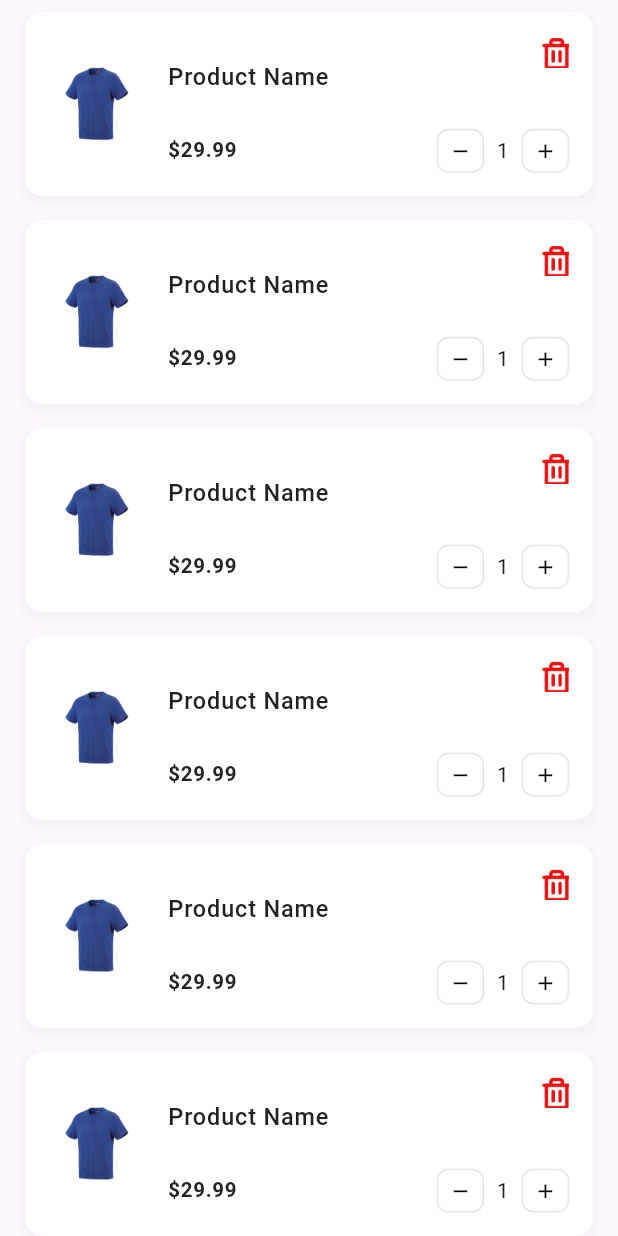
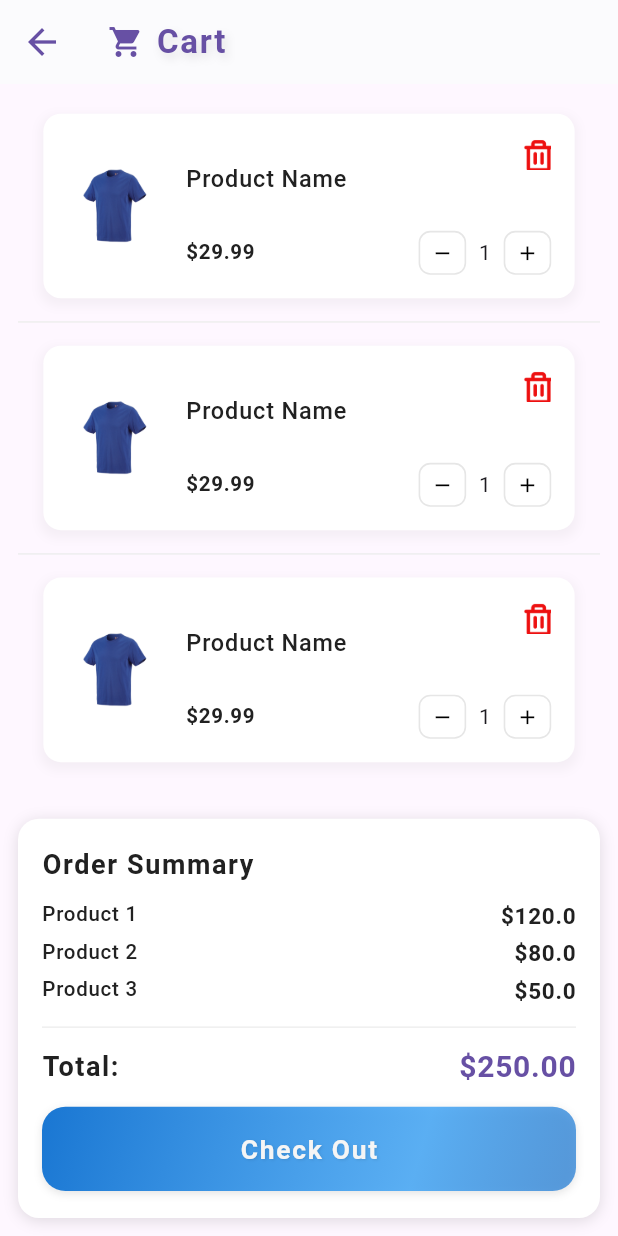
Before and after one commit to mohammadhamza16/e-commerce-cubit, a Flutter app: the CartView screen opened by its route, on a phone screen of 412 x 824 dp. Run offline on Flutter 3.47's test engine with Material 3 defaults, Android fonts, the phone set to English and light mode, and no system bars; our stand-ins replace bloc, cached_network_image, dartz, dio, equatable, flutter_bloc and 4 more; missing offline and left inert: animated_snack_bar; accounts and stored records are empty; network calls fail; Roboto replaces fonts that are missing (Cairo).

Commit message:
add order sammary section (UI)

```diff
--- a/lib/features/cart/views/cart_view.dart
+++ b/lib/features/cart/views/cart_view.dart
@@ -1,4 +1,6 @@
 import 'package:e_commerce_app/features/cart/widgets/cart_item.dart';
+import 'package:e_commerce_app/core/styles/app_style.dart';
+import 'package:e_commerce_app/core/widgets/custom_button.dart';
 import 'package:flutter/material.dart';
 
 class CartView extends StatelessWidget {
@@ -6,13 +8,140 @@ class CartView extends StatelessWidget {
 
   @override
   Widget build(BuildContext context) {
+    final List<Map<String, dynamic>> cartProducts = [
+      {'name': 'Product 1', 'price': 120.0},
+      {'name': 'Product 2', 'price': 80.0},
+      {'name': 'Product 3', 'price': 50.0},
+    ];
+    final double totalPrice = cartProducts.fold(
+      0,
+      (sum, item) => sum + (item['price'] as double),
+    );
     return SafeArea(
       child: Scaffold(
-        body: ListView.builder(
-          itemBuilder: (context, index) {
-            return CartItem();
-          },
-          itemCount: 10, // Example item count
+        appBar: AppBar(
+          backgroundColor: Colors.white,
+          elevation: 0.5,
+          leading: IconButton(
+            icon: Icon(
+              Icons.arrow_back,
+              color: Theme.of(context).primaryColor,
+              size: 28,
+            ),
+            onPressed:
+                () => Navigator.of(context).pushReplacementNamed('/home'),
+          ),
+          title: Row(
+            children: [
+              Icon(
+                Icons.shopping_cart,
+                color: Theme.of(context).primaryColor,
+                size: 24,
+              ),
+              const SizedBox(width: 8),
+              Text(
+                'Cart',
+                style: AppStyle.headline1.copyWith(
+                  fontSize: 22,
+                  color: Theme.of(context).primaryColor,
+                ),
+              ),
+            ],
+          ),
+          centerTitle: true,
+        ),
+        body: Padding(
+          padding: const EdgeInsets.all(12.0),
+          child: Column(
+            crossAxisAlignment: CrossAxisAlignment.start,
+            children: [
+              Expanded(
+                child: ListView.separated(
+                  padding: const EdgeInsets.only(bottom: 8),
+                  itemBuilder: (context, index) => const CartItem(),
+                  separatorBuilder:
+                      (context, index) =>
+                          Divider(color: Colors.grey.shade200, thickness: 1),
+                  itemCount: cartProducts.length,
+                ),
+              ),
+              Container(
+                margin: const EdgeInsets.only(top: 8),
+                padding: const EdgeInsets.symmetric(
+                  vertical: 18,
+                  horizontal: 16,
+                ),
+                decoration: BoxDecoration(
+                  color: Colors.white,
+                  borderRadius: BorderRadius.circular(14),
+                  boxShadow: [
+                    BoxShadow(
+                      color: Colors.black12,
+                      blurRadius: 8,
+                      offset: Offset(0, 2),
+                    ),
+                  ],
+                ),
+                child: Column(
+                  crossAxisAlignment: CrossAxisAlignment.start,
+                  children: [
+                    Text(
+                      'Order Summary',
+                      style: AppStyle.headline2.copyWith(fontSize: 18),
+                    ),
+                    const SizedBox(height: 8),
+                    ...cartProducts.map(
+                      (product) => Padding(
+                        padding: const EdgeInsets.symmetric(vertical: 2),
+                        child: Row(
+                          mainAxisAlignment: MainAxisAlignment.spaceBetween,
+                          children: [
+                            Text(
+                              product['name'],
+                              style: AppStyle.productTitleSmall,
+                            ),
+                            Text(
+                              '\$${product['price']}',
+                              style: AppStyle.productPrice.copyWith(
+                                fontSize: 15,
+                              ),
+                            ),
+                          ],
+                        ),
+                      ),
+                    ),
+                    Divider(
+                      color: Colors.grey.shade200,
+                      thickness: 1,
+                      height: 24,
+                    ),
+                    Row(
+                      mainAxisAlignment: MainAxisAlignment.spaceBetween,
+                      children: [
+                        Text(
+                          'Total:',
+                          style: AppStyle.headline2.copyWith(fontSize: 18),
+                        ),
+                        Text(
+                          '\$${totalPrice.toStringAsFixed(2)}',
+                          style: AppStyle.productPrice.copyWith(
+                            fontSize: 20,
+                            color: Theme.of(context).primaryColor,
+                          ),
+                        ),
+                      ],
+                    ),
+                    const SizedBox(height: 12),
+                    CustomButton(
+                      text: 'Check Out',
+                      onPressed: () {},
+                      width: double.infinity,
+                    ),
+                  ],
+                ),
+              ),
+            ],
+          ),
         ),
       ),
     );
--- a/lib/features/productdetails/views/product_details_view.dart
+++ b/lib/features/productdetails/views/product_details_view.dart
@@ -19,7 +19,7 @@ class ProductDetailsView extends StatelessWidget {
         body: Center(child: Text('No product data found.')),
       );
     }
-    final product = args as ProductModel;
+    final product = args;
 
     return Scaffold(
       appBar: AppBar(
--- a/lib/features/show_products/views/products_view.dart
+++ b/lib/features/show_products/views/products_view.dart
@@ -8,7 +8,7 @@ import 'package:e_commerce_app/core/styles/app_style.dart';
 import 'package:e_commerce_app/features/show_products/widgets/products_loaded_view.dart';
 import 'package:flutter_screenutil/flutter_screenutil.dart';
 import 'package:flutter_bloc/flutter_bloc.dart';
-import 'package:lottie/lottie.dart';
+
 import '../cubit/products/products_cubit.dart';
 
 class ProductsView extends StatefulWidget {
```
